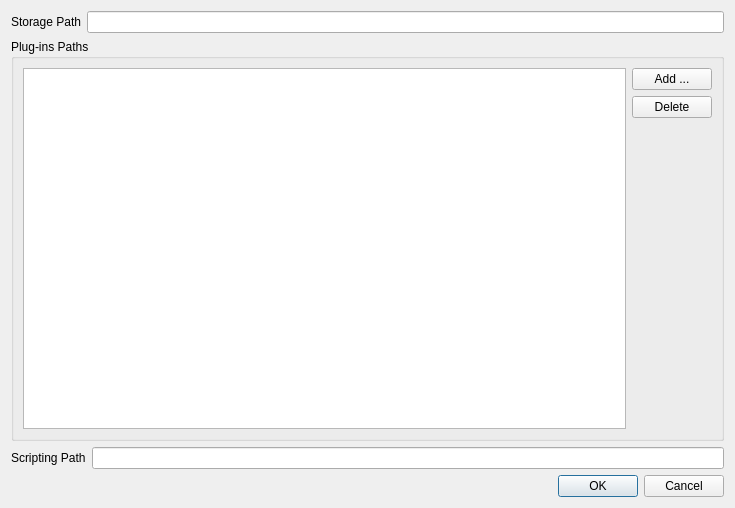
First picture: the form in qgalilei/preferences.ui, repository pfrancq/galilei, before the edit.
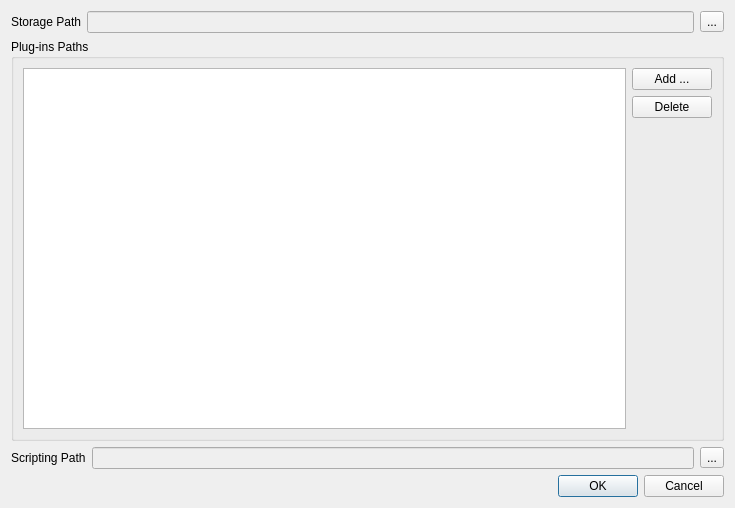
Second picture: the form after the edit.

Patch:
```diff
--- a/qgalilei/preferences.ui
+++ b/qgalilei/preferences.ui
@@ -39,7 +39,18 @@
       </widget>
      </item>
      <item>
-      <widget class="QLineEdit" name="IndexDir"/>
+      <widget class="QLineEdit" name="IndexDir">
+       <property name="enabled">
+        <bool>false</bool>
+       </property>
+      </widget>
+     </item>
+     <item>
+      <widget class="QToolButton" name="EditStorage">
+       <property name="text">
+        <string>...</string>
+       </property>
+      </widget>
      </item>
     </layout>
    </item>
@@ -109,7 +120,18 @@
       </widget>
      </item>
      <item>
-      <widget class="QLineEdit" name="PrgPath"/>
+      <widget class="QLineEdit" name="PrgPath">
+       <property name="enabled">
+        <bool>false</bool>
+       </property>
+      </widget>
+     </item>
+     <item>
+      <widget class="QToolButton" name="EditScript">
+       <property name="text">
+        <string>...</string>
+       </property>
+      </widget>
      </item>
     </layout>
    </item>
```
